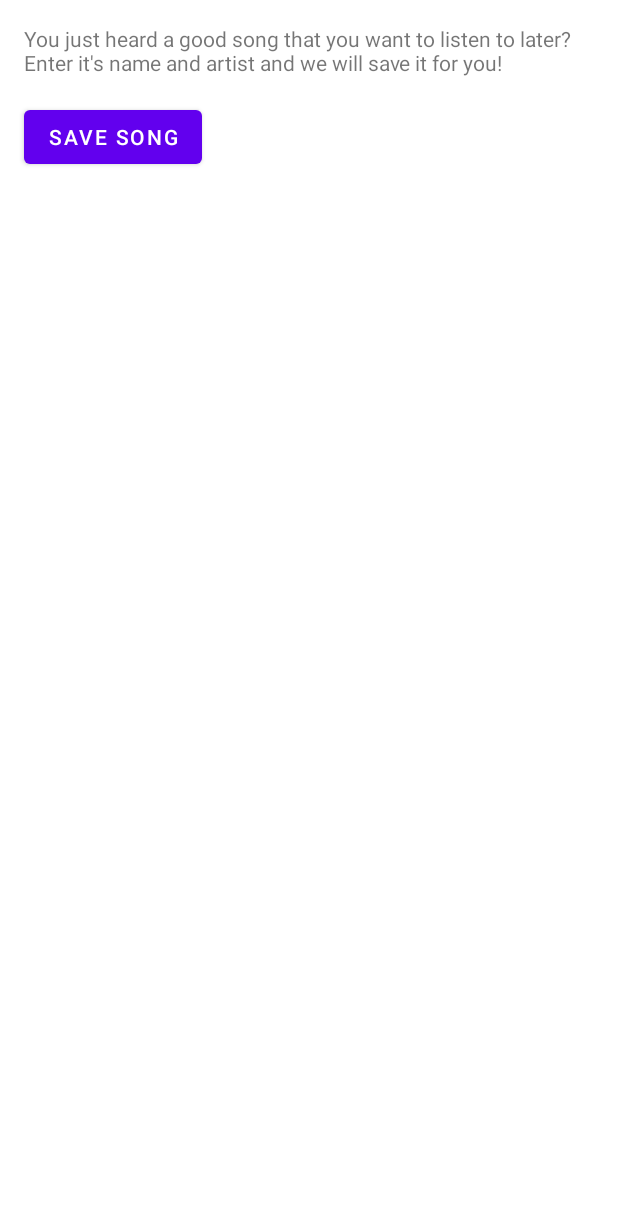
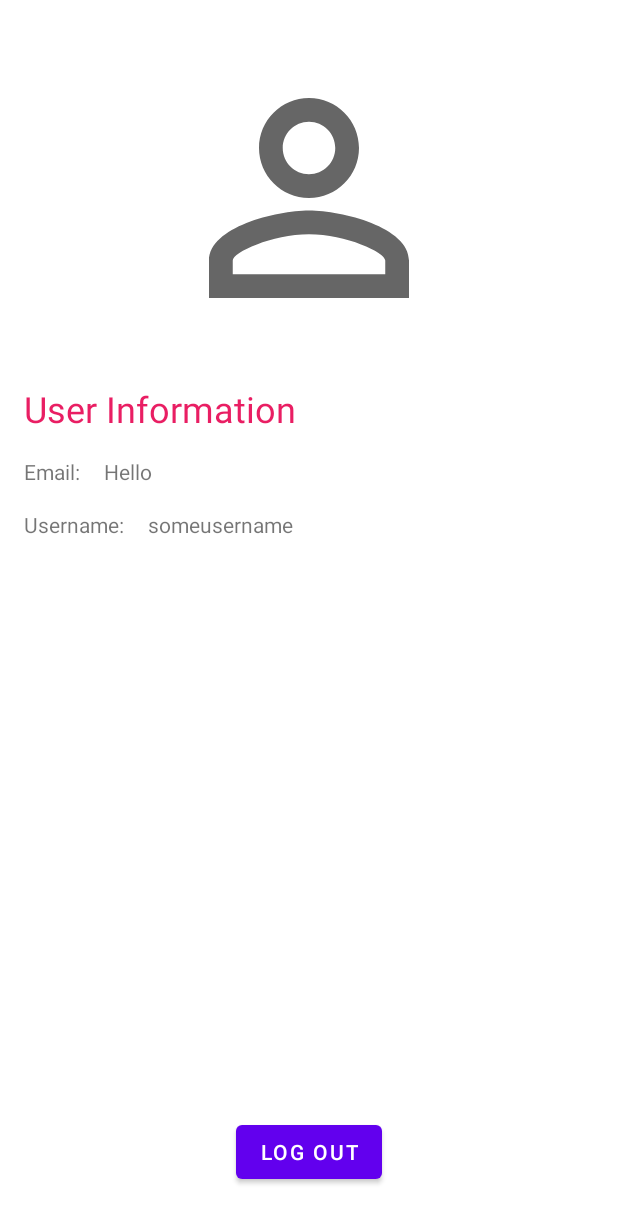
Before and after one commit to adnan-mujagic/catjam2.0, an Android app: the fragment DiscoverFragment shown on its own in the app's theme, on a phone screen of 412 x 824 dp. Shown: the top 1223 px of the screen. Run offline under Robolectric (Android 15) with nearby library versions, the phone set to English and light mode, and no system bars; our stand-ins replace Firebase (no records; nobody signed in at launch, a user with empty details on screens opened directly).

Commit message:
logout feature and user details screen

```diff
--- a/app/src/main/java/com/example/catjam2/fragments/DiscoverFragment.java
+++ b/app/src/main/java/com/example/catjam2/fragments/DiscoverFragment.java
@@ -1,29 +1,87 @@
 package com.example.catjam2.fragments;
 
 import android.content.Intent;
+import android.content.SharedPreferences;
 import android.os.Bundle;
 import android.view.LayoutInflater;
 import android.view.View;
 import android.view.ViewGroup;
 import android.widget.AdapterView;
+import android.widget.Button;
+import android.widget.ImageView;
 import android.widget.ListView;
+import android.widget.TextView;
+import android.widget.Toast;
 
 import androidx.annotation.NonNull;
 import androidx.annotation.Nullable;
 import androidx.fragment.app.Fragment;
 
 import com.example.catjam2.R;
+import com.example.catjam2.activities.LoginActivity;
+import com.example.catjam2.activities.MainActivity;
+import com.example.catjam2.classes.User;
+import com.google.firebase.database.DataSnapshot;
+import com.google.firebase.database.DatabaseError;
+import com.google.firebase.database.DatabaseReference;
+import com.google.firebase.database.FirebaseDatabase;
+import com.google.firebase.database.ValueEventListener;
 
 import java.util.List;
 
+import static android.content.Context.MODE_PRIVATE;
+
 public class DiscoverFragment extends Fragment {
-    ListView listView;
+
+    Button logoutButton;
+    ImageView profilePic;
+    TextView username,email;
     public static final int SONG_ID = -1;
     @Nullable
     @Override
     public View onCreateView(@NonNull LayoutInflater inflater, @Nullable ViewGroup container, @Nullable Bundle savedInstanceState) {
         return inflater.inflate(R.layout.fragment_discover,container,false);
+
+
     }
+
+    @Override
+    public void onViewCreated(@NonNull View view, @Nullable Bundle savedInstanceState) {
+        super.onViewCreated(view, savedInstanceState);
+        logoutButton = getView().findViewById(R.id.logout_button);
+        profilePic = getView().findViewById(R.id.profile_picture);
+        username = getView().findViewById(R.id.profile_username);
+        email = getView().findViewById(R.id.profile_email);
+
+
+        profilePic.setImageResource(R.drawable.ic_baseline_person_outline_24);
+        FirebaseDatabase database = FirebaseDatabase.getInstance();
+        DatabaseReference ref = database.getReference("users");
+
+        ref.addValueEventListener(new ValueEventListener() {
+            @Override
+            public void onDataChange(@NonNull DataSnapshot snapshot) {
+                User user = snapshot.child(MainActivity.username).getValue(User.class);
+                if(user==null){
+                    Toast.makeText(getContext(), "Something went wrong while contacting the database.", Toast.LENGTH_SHORT).show();
+                }
+                else{
+                    username.setText(user.getUsername());
+                    email.setText(user.getEmail());
+
+                }
+            }
+
+            @Override
+            public void onCancelled(@NonNull DatabaseError error) {
+
+            }
+        });
+
+    }
+
+
+
     /*
     @Override
     public void onViewCreated(@NonNull View view, @Nullable Bundle savedInstanceState) {
--- /dev/null
+++ b/app/src/main/res/drawable/ic_baseline_person_outline_24.xml
@@ -0,0 +1,10 @@
+<vector xmlns:android="http://schemas.android.com/apk/res/android"
+    android:width="24dp"
+    android:height="24dp"
+    android:viewportWidth="24"
+    android:viewportHeight="24"
+    android:tint="?attr/colorControlNormal">
+  <path
+      android:fillColor="@android:color/white"
+      android:pathData="M12,5.9c1.16,0 2.1,0.94 2.1,2.1s-0.94,2.1 -2.1,2.1S9.9,9.16 9.9,8s0.94,-2.1 2.1,-2.1m0,9c2.97,0 6.1,1.46 6.1,2.1v1.1L5.9,18.1L5.9,17c0,-0.64 3.13,-2.1 6.1,-2.1M12,4C9.79,4 8,5.79 8,8s1.79,4 4,4 4,-1.79 4,-4 -1.79,-4 -4,-4zM12,13c-2.67,0 -8,1.34 -8,4v3h16v-3c0,-2.66 -5.33,-4 -8,-4z"/>
+</vector>
--- a/app/src/main/res/layout/fragment_discover.xml
+++ b/app/src/main/res/layout/fragment_discover.xml
@@ -1,13 +1,71 @@
 <?xml version="1.0" encoding="utf-8"?>
-<androidx.constraintlayout.widget.ConstraintLayout
-    xmlns:android="http://schemas.android.com/apk/res/android"
+<androidx.constraintlayout.widget.ConstraintLayout xmlns:android="http://schemas.android.com/apk/res/android"
     xmlns:app="http://schemas.android.com/apk/res-auto"
     xmlns:tools="http://schemas.android.com/tools"
     android:layout_width="match_parent"
     android:layout_height="match_parent">
 
+    <Button
+        android:id="@+id/logout_button"
+        android:layout_width="wrap_content"
+        android:layout_height="wrap_content"
+        android:layout_marginBottom="32dp"
+        android:onClick="logout"
+        android:text="log out"
+        app:layout_constraintBottom_toBottomOf="parent"
+        app:layout_constraintEnd_toEndOf="parent"
+        app:layout_constraintStart_toStartOf="parent" />
+
+    <ImageView
+        android:id="@+id/profile_picture"
+        android:layout_width="200dp"
+        android:layout_height="200dp"
+        android:layout_marginTop="32dp"
+        app:layout_constraintEnd_toEndOf="parent"
+        app:layout_constraintStart_toStartOf="parent"
+        app:layout_constraintTop_toTopOf="parent"
+        tools:srcCompat="@tools:sample/avatars" />
+
     <TextView
-        android:id="@+id/textView2"
+        android:id="@+id/profile_info"
+        android:layout_width="0dp"
+        android:layout_height="wrap_content"
+        android:layout_marginStart="16dp"
+        android:layout_marginLeft="16dp"
+        android:layout_marginTop="24dp"
+        android:layout_marginEnd="16dp"
+        android:layout_marginRight="16dp"
+        android:text="User Information"
+        android:textColor="#E91E63"
+        android:textSize="24sp"
+        app:layout_constraintEnd_toEndOf="parent"
+        app:layout_constraintStart_toStartOf="parent"
+        app:layout_constraintTop_toBottomOf="@+id/profile_picture" />
+
+    <TextView
+        android:id="@+id/textView5"
+        android:layout_width="wrap_content"
+        android:layout_height="wrap_content"
+        android:layout_marginStart="16dp"
+        android:layout_marginLeft="16dp"
+        android:layout_marginTop="16dp"
+        android:text="Email:"
+        app:layout_constraintStart_toStartOf="parent"
+        app:layout_constraintTop_toBottomOf="@+id/profile_info" />
+
+    <TextView
+        android:id="@+id/textView6"
+        android:layout_width="wrap_content"
+        android:layout_height="wrap_content"
+        android:layout_marginStart="16dp"
+        android:layout_marginLeft="16dp"
+        android:layout_marginTop="16dp"
+        android:text="Username:"
+        app:layout_constraintStart_toStartOf="parent"
+        app:layout_constraintTop_toBottomOf="@+id/textView5" />
+
+    <TextView
+        android:id="@+id/profile_email"
         android:layout_width="0dp"
         android:layout_height="wrap_content"
         android:layout_marginStart="16dp"
@@ -15,32 +73,22 @@
         android:layout_marginTop="16dp"
         android:layout_marginEnd="16dp"
         android:layout_marginRight="16dp"
-        android:text="You just heard a good song that you want to listen to later? Enter it's name and artist and we will save it for you!"
+        android:text="Hello"
         app:layout_constraintEnd_toEndOf="parent"
-        app:layout_constraintStart_toStartOf="parent"
-        app:layout_constraintTop_toTopOf="parent" />
+        app:layout_constraintStart_toEndOf="@+id/textView5"
+        app:layout_constraintTop_toBottomOf="@+id/profile_info" />
 
-    <ListView
-        android:id="@+id/room_list_view"
+    <TextView
+        android:id="@+id/profile_username"
         android:layout_width="0dp"
-        android:layout_height="0dp"
-        android:layout_marginTop="16dp"
-        app:layout_constraintBottom_toBottomOf="parent"
-        app:layout_constraintEnd_toEndOf="parent"
-        app:layout_constraintStart_toStartOf="parent"
-        app:layout_constraintTop_toBottomOf="@+id/button"
-        app:layout_constraintVertical_bias="0.0" />
-
-    <Button
-        android:id="@+id/button"
-        android:layout_width="wrap_content"
         android:layout_height="wrap_content"
         android:layout_marginStart="16dp"
         android:layout_marginLeft="16dp"
         android:layout_marginTop="16dp"
-        android:onClick="addSong"
-        android:text="Save Song"
-        app:layout_constraintStart_toStartOf="parent"
-        app:layout_constraintTop_toBottomOf="@+id/textView2" />
-
+        android:layout_marginEnd="16dp"
+        android:layout_marginRight="16dp"
+        android:text="someusername"
+        app:layout_constraintEnd_toEndOf="parent"
+        app:layout_constraintStart_toEndOf="@+id/textView6"
+        app:layout_constraintTop_toBottomOf="@+id/profile_email" />
 </androidx.constraintlayout.widget.ConstraintLayout>
--- a/app/src/main/res/menu/bottom_nav_menu.xml
+++ b/app/src/main/res/menu/bottom_nav_menu.xml
@@ -10,7 +10,7 @@
         android:title="@string/playlists"/>
     <item
         android:id="@+id/nav_discover"
-        android:icon="@drawable/ic_baseline_search_24"
-        android:title="@string/discover"/>
+        android:icon="@drawable/ic_baseline_person_24"
+        android:title="@string/profile"/>
 
 </menu>
--- a/app/src/main/res/values/strings.xml
+++ b/app/src/main/res/values/strings.xml
@@ -1,6 +1,6 @@
 <resources>
     <string name="app_name">CatJam</string>
     <string name="home">Home</string>
-    <string name="discover">Discover</string>
+    <string name="profile">Profile</string>
     <string name="playlists">Playlists</string>
 </resources>
```
